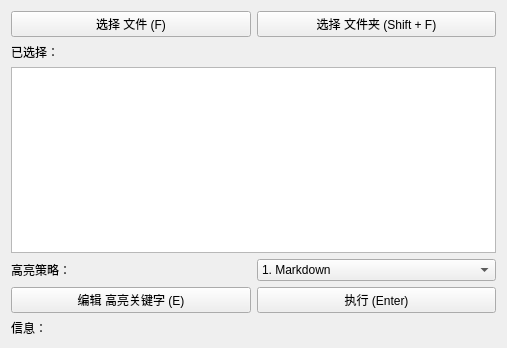
Above: src/highlight_keywords.ui from H1DDENADM1N/Highlight-Keywords before the change. Below: the same form after it.
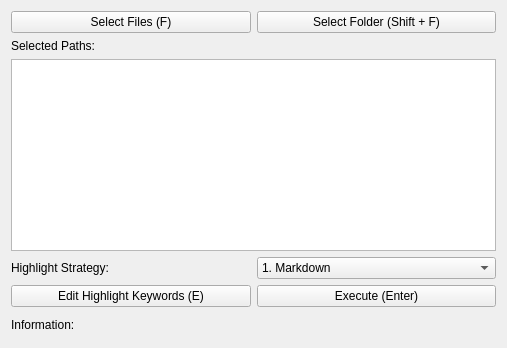
That is the form after the change.

What changed in the file:
```diff
--- a/src/highlight_keywords.ui
+++ b/src/highlight_keywords.ui
@@ -21,7 +21,7 @@
        <item>
         <widget class="QPushButton" name="pushButton_select_file">
          <property name="text">
-          <string>选择 文件 (F)</string>
+          <string>Select Files (F)</string>
          </property>
          <property name="shortcut">
           <string>F</string>
@@ -31,7 +31,7 @@
        <item>
         <widget class="QPushButton" name="pushButton_select_folder">
          <property name="text">
-          <string>选择 文件夹 (Shift + F)</string>
+          <string>Select Folder (Shift + F)</string>
          </property>
          <property name="shortcut">
           <string>Shift+F</string>
@@ -47,7 +47,7 @@
      <item>
       <widget class="QLabel" name="label_selected_path">
        <property name="text">
-        <string>已选择：</string>
+        <string>Selected Paths:</string>
        </property>
       </widget>
      </item>
@@ -83,7 +83,7 @@
      <item>
       <widget class="QLabel" name="label_strategy">
        <property name="text">
-        <string>高亮策略：</string>
+        <string>Highlight Strategy:</string>
        </property>
       </widget>
      </item>
@@ -113,7 +113,7 @@
      <item>
       <widget class="QPushButton" name="pushButton_edit_keywords">
        <property name="text">
-        <string>编辑 高亮关键字 (E)</string>
+        <string>Edit Highlight Keywords (E)</string>
        </property>
        <property name="shortcut">
         <string>E</string>
@@ -129,7 +129,7 @@
         </size>
        </property>
        <property name="text">
-        <string>执行 (Enter)</string>
+        <string>Execute (Enter)</string>
        </property>
        <property name="shortcut">
         <string>Return</string>
@@ -143,7 +143,7 @@
      <item>
       <widget class="QLabel" name="label_info">
        <property name="text">
-        <string>信息：</string>
+        <string>Information:</string>
        </property>
       </widget>
      </item>
```
